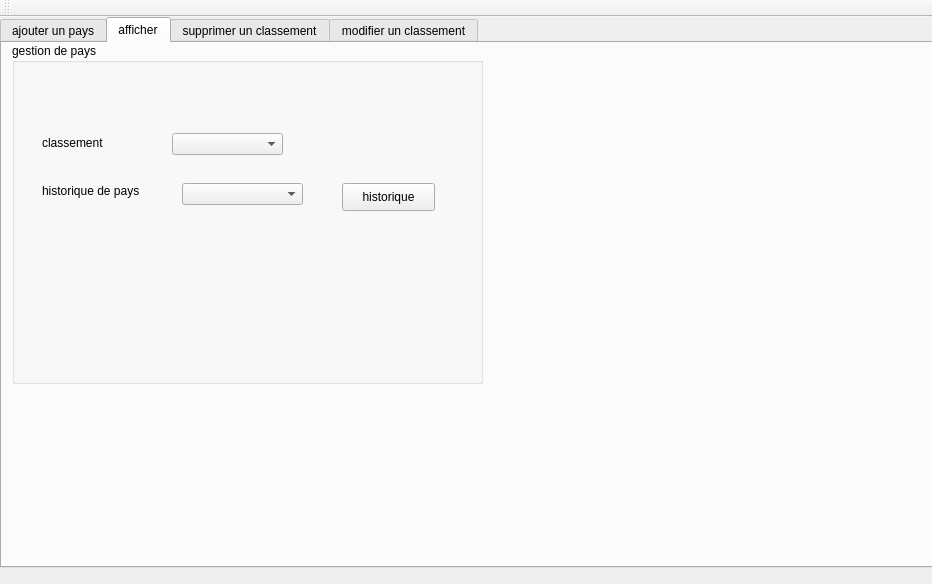
zakaria801/olympic-games-2A23, file mainwindow.ui: the form before one commit.
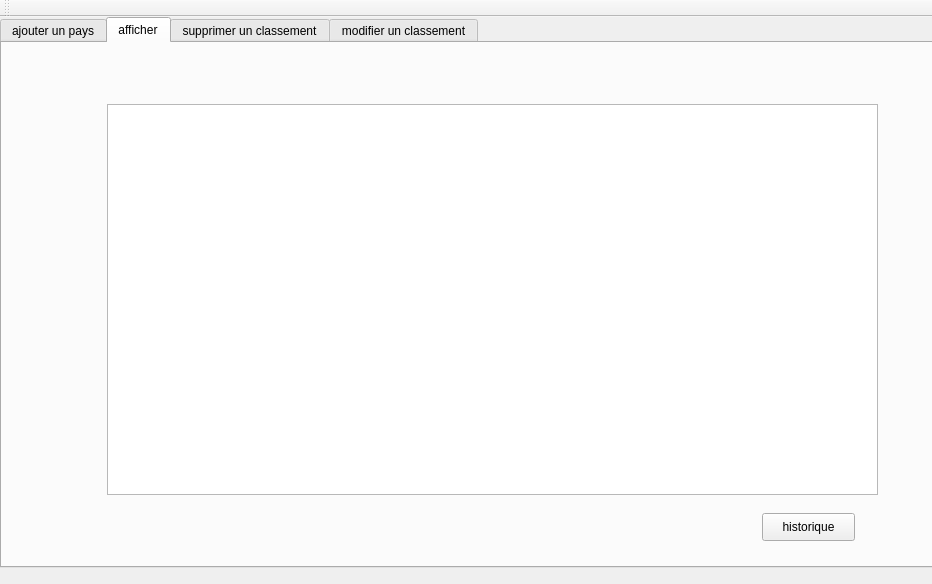
The form after the commit. The open tabs and pages were chosen to show the change. Icons and pictures are not drawn.

Patch:
```diff
--- a/mainwindow.ui
+++ b/mainwindow.ui
@@ -159,77 +159,28 @@
      <attribute name="title">
       <string>afficher</string>
      </attribute>
-     <widget class="QGroupBox" name="groupBox_5">
+     <widget class="QPushButton" name="pushButton_5">
       <property name="geometry">
        <rect>
-        <x>10</x>
-        <y>0</y>
-        <width>471</width>
-        <height>341</height>
+        <x>760</x>
+        <y>470</y>
+        <width>93</width>
+        <height>28</height>
        </rect>
       </property>
-      <property name="title">
-       <string>gestion de pays</string>
+      <property name="text">
+       <string>historique</string>
       </property>
-      <widget class="QPushButton" name="pushButton_5">
-       <property name="geometry">
-        <rect>
-         <x>330</x>
-         <y>140</y>
-         <width>93</width>
-         <height>28</height>
-        </rect>
-       </property>
-       <property name="text">
-        <string>historique</string>
-       </property>
-      </widget>
-      <widget class="QComboBox" name="comboBox">
-       <property name="geometry">
-        <rect>
-         <x>170</x>
-         <y>140</y>
-         <width>121</width>
-         <height>22</height>
-        </rect>
-       </property>
-      </widget>
-      <widget class="QLabel" name="label_7">
-       <property name="geometry">
-        <rect>
-         <x>30</x>
-         <y>140</y>
-         <width>111</width>
-         <height>16</height>
-        </rect>
-       </property>
-       <property name="text">
-        <string>historique de pays</string>
-       </property>
-      </widget>
-      <widget class="QLabel" name="label_8">
-       <property name="geometry">
-        <rect>
-         <x>30</x>
-         <y>90</y>
-         <width>101</width>
-         <height>20</height>
-        </rect>
-       </property>
-       <property name="text">
-        <string>classement</string>
-       </property>
-      </widget>
-      <widget class="QComboBox" name="comboBox_2">
-       <property name="geometry">
-        <rect>
-         <x>160</x>
-         <y>90</y>
-         <width>111</width>
-         <height>22</height>
-        </rect>
-       </property>
-      </widget>
+     </widget>
+     <widget class="QTableView" name="tab_pays">
+      <property name="geometry">
+       <rect>
+        <x>105</x>
+        <y>61</y>
+        <width>771</width>
+        <height>391</height>
+       </rect>
+      </property>
      </widget>
     </widget>
     <widget class="QWidget" name="tab_3">
```
Left out of the diff: 156 changed lines with no effect on the pictures.
